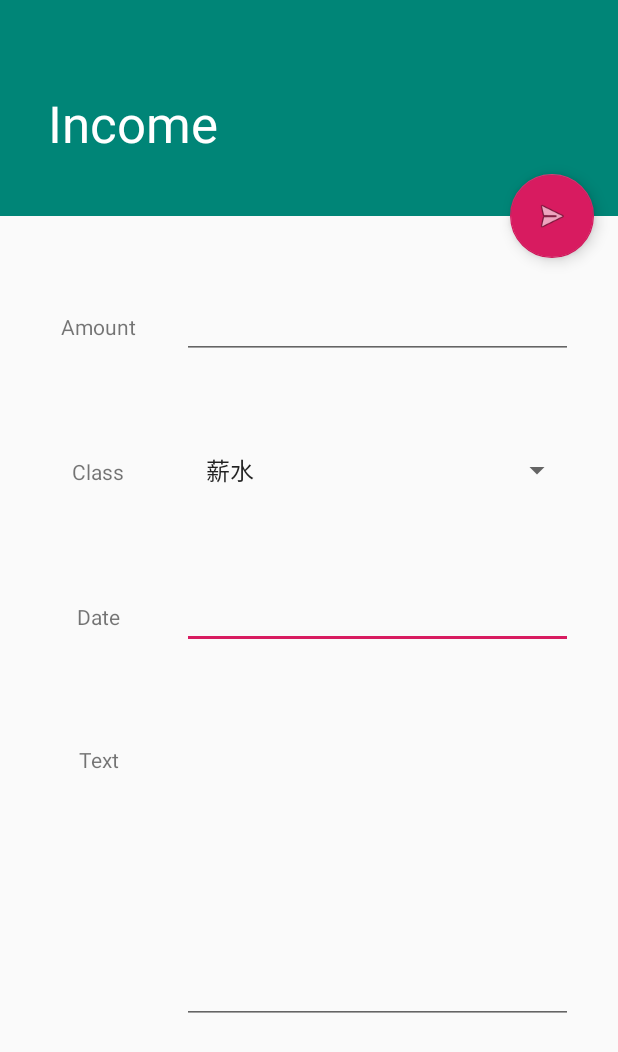
After one commit to oscar1234456/finalAccounting, an Android app: the newIncome screen opened directly, with no data from a screen before it, on a phone screen of 412 x 824 dp. The commit adds this screen. Shown: the top 1052 px of the screen. Run offline under Robolectric (Android 15) with nearby library versions, the phone set to English and light mode, and no system bars.

Commit message:
[add]Add the new_income activity

```diff
--- a/app/build.gradle
+++ b/app/build.gradle
@@ -32,6 +32,9 @@ dependencies {
     implementation 'com.facebook.android:facebook-android-sdk:[4,5)'
     implementation 'com.google.firebase:firebase-auth:19.2.0'
     implementation 'com.google.android.gms:play-services-auth:17.0.0'
+    implementation 'com.google.firebase:firebase-firestore:21.3.1'
+    implementation 'com.getbase:floatingactionbutton:1.10.1'
+
 }
 
 apply plugin: 'com.google.gms.google-services'
--- a/app/src/main/java/com/example/accounting/mainView/myInvoiceView.java
+++ b/app/src/main/java/com/example/accounting/mainView/myInvoiceView.java
@@ -44,6 +44,7 @@ public class myInvoiceView extends PageView {
         //test used
         data = new ArrayList<>();
 
+        addData();
         //the Adapter for recyclerView
         invoiceAdapter = new recycleViewAdapter(context, data);
 
--- /dev/null
+++ b/app/src/main/java/com/example/accounting/newIncome.java
@@ -0,0 +1,98 @@
+package com.example.accounting;
+
+import android.app.DatePickerDialog;
+import android.content.Intent;
+import android.os.Bundle;
+
+import com.google.android.material.floatingactionbutton.FloatingActionButton;
+import com.google.android.material.snackbar.Snackbar;
+
+import androidx.appcompat.app.AppCompatActivity;
+import androidx.appcompat.widget.Toolbar;
+
+import android.util.Log;
+import android.view.View;
+import android.widget.ArrayAdapter;
+import android.widget.DatePicker;
+import android.widget.EditText;
+import android.widget.Spinner;
+
+import java.util.Calendar;
+
+public class newIncome extends AppCompatActivity implements View.OnClickListener, DatePickerDialog.OnDateSetListener {
+
+
+
+    EditText editDate,editAmount,editText;
+    Calendar mcal;
+    ArrayAdapter<String> ClassArray;
+    Spinner incomeClassSpinner;
+    FloatingActionButton myfab;
+    Intent it;
+
+    @Override
+    protected void onCreate(Bundle savedInstanceState) {
+        super.onCreate(savedInstanceState);
+        setContentView(R.layout.activity_scrolling);
+
+        it = getIntent();
+
+        Toolbar toolbar = (Toolbar) findViewById(R.id.toolbar);
+        setSupportActionBar(toolbar);
+
+        FloatingActionButton fab = (FloatingActionButton) findViewById(R.id.send);
+        fab.setOnClickListener(new View.OnClickListener() {
+            @Override
+            public void onClick(View view) {
+                Snackbar.make(view, "Replace with your own action", Snackbar.LENGTH_LONG)
+                        .setAction("Action", null).show();
+            }
+        });
+
+        editDate = this.findViewById(R.id.editDate);
+        editAmount = this.findViewById(R.id.editIncomeAmount);
+        editText = this.findViewById(R.id.editIncomeWrite);
+
+        incomeClassSpinner = this.findViewById(R.id.IncomeClasspinner);
+        myfab = this.findViewById(R.id.send);
+
+        mcal = Calendar.getInstance();
+
+        ClassArray = new ArrayAdapter<String>(this,android.R.layout.simple_list_item_1,new String[]{"薪水","獎金","補助","投資","其他"});
+
+        ClassArray.setDropDownViewResource(android.R.layout.simple_dropdown_item_1line);
+        incomeClassSpinner.setAdapter(ClassArray);
+
+        editDate.setOnClickListener(this);
+        myfab.setOnClickListener(this);
+    }
+
+    @Override
+    public void onClick(View view){
+        switch (view.getId()){
+            case R.id.editDate:
+                new DatePickerDialog(this,this,
+                            mcal.get(Calendar.YEAR),
+                            mcal.get(Calendar.MONTH),
+                            mcal.get(Calendar.DAY_OF_MONTH))
+                            .show();
+                break;
+            case R.id.send:
+                Log.e("INCOME",editAmount.getText().toString());
+                it.putExtra("amount",editAmount.getText().toString());
+                it.putExtra("class",incomeClassSpinner.getSelectedItem().toString());
+                it.putExtra("date",editDate.getText().toString());
+                it.putExtra("text",editText.getText().toString());
+
+                setResult(400,it);
+                finish();
+                break;
+        }
+    }
+
+
+    @Override
+    public void onDateSet(DatePicker view, int year, int month, int dayOfMonth) {
+        editDate.setText(year+"/"+(month+1)+"/"+dayOfMonth);
+    }
+}
--- /dev/null
+++ b/app/src/main/res/layout/activity_scrolling.xml
@@ -0,0 +1,48 @@
+<?xml version="1.0" encoding="utf-8"?>
+<androidx.coordinatorlayout.widget.CoordinatorLayout xmlns:android="http://schemas.android.com/apk/res/android"
+    xmlns:app="http://schemas.android.com/apk/res-auto"
+    xmlns:tools="http://schemas.android.com/tools"
+    android:layout_width="match_parent"
+    android:layout_height="match_parent"
+    android:fitsSystemWindows="true"
+    tools:context=".newIncome">
+
+    <com.google.android.material.appbar.AppBarLayout
+        android:id="@+id/app_bar"
+        android:layout_width="match_parent"
+        android:layout_height="144dp"
+        android:fitsSystemWindows="true"
+        android:theme="@style/AppTheme.NoActionBar.AppBarOverlay">
+
+        <com.google.android.material.appbar.CollapsingToolbarLayout
+            android:id="@+id/toolbar_layout"
+            android:layout_width="match_parent"
+            android:layout_height="127dp"
+            android:fitsSystemWindows="true"
+            app:contentScrim="?attr/colorPrimary"
+            app:layout_scrollFlags="scroll|exitUntilCollapsed"
+            app:toolbarId="@+id/toolbar">
+
+            <androidx.appcompat.widget.Toolbar
+                android:id="@+id/toolbar"
+                android:layout_width="match_parent"
+                android:layout_height="67dp"
+                app:layout_collapseMode="pin"
+                app:popupTheme="@style/AppTheme.NoActionBar.PopupOverlay"
+                app:subtitleTextAppearance="@style/TextAppearance.AppCompat.Display2" />
+
+        </com.google.android.material.appbar.CollapsingToolbarLayout>
+    </com.google.android.material.appbar.AppBarLayout>
+
+    <include layout="@layout/content_scrolling" />
+
+    <com.google.android.material.floatingactionbutton.FloatingActionButton
+        android:id="@+id/send"
+        android:layout_width="wrap_content"
+        android:layout_height="wrap_content"
+        android:layout_margin="@dimen/fab_margin"
+        app:layout_anchor="@id/app_bar"
+        app:layout_anchorGravity="bottom|end"
+        app:srcCompat="@android:drawable/ic_menu_send" />
+
+</androidx.coordinatorlayout.widget.CoordinatorLayout>
--- /dev/null
+++ b/app/src/main/res/layout/content_scrolling.xml
@@ -0,0 +1,120 @@
+<?xml version="1.0" encoding="utf-8"?>
+<androidx.core.widget.NestedScrollView xmlns:android="http://schemas.android.com/apk/res/android"
+    xmlns:app="http://schemas.android.com/apk/res-auto"
+    xmlns:tools="http://schemas.android.com/tools"
+    android:layout_width="match_parent"
+    android:layout_height="match_parent"
+    android:visibility="visible"
+    app:layout_behavior="@string/appbar_scrolling_view_behavior"
+    tools:context=".newIncome"
+    tools:showIn="@layout/activity_scrolling">
+
+    <LinearLayout
+        android:layout_width="match_parent"
+        android:layout_height="match_parent"
+        android:orientation="vertical">
+
+        <LinearLayout
+            android:layout_width="match_parent"
+            android:layout_height="wrap_content"
+            android:orientation="horizontal"
+            android:paddingLeft="10dp"
+            android:paddingTop="50dp"
+            android:paddingRight="30dp">
+
+            <TextView
+                android:id="@+id/txvAmount"
+                android:layout_width="0dp"
+                android:layout_height="wrap_content"
+                android:layout_weight="3"
+                android:gravity="center"
+                android:text="@string/amount" />
+
+            <EditText
+                android:id="@+id/editIncomeAmount"
+                android:layout_width="0dp"
+                android:layout_height="wrap_content"
+                android:layout_weight="7"
+                android:ems="10"
+                android:gravity="center|center_vertical"
+                android:inputType="numberDecimal" />
+        </LinearLayout>
+
+        <LinearLayout
+            android:layout_width="match_parent"
+            android:layout_height="match_parent"
+            android:orientation="horizontal"
+            android:paddingLeft="10dp"
+            android:paddingTop="50dp"
+            android:paddingRight="30dp">
+
+            <TextView
+                android:id="@+id/txvClass"
+                android:layout_width="0dp"
+                android:layout_height="wrap_content"
+                android:layout_weight="3"
+                android:gravity="center"
+                android:text="@string/income_class" />
+
+            <Spinner
+                android:id="@+id/IncomeClasspinner"
+                android:layout_width="0dp"
+                android:layout_height="wrap_content"
+                android:layout_weight="7" />
+        </LinearLayout>
+
+        <LinearLayout
+            android:layout_width="match_parent"
+            android:layout_height="match_parent"
+            android:orientation="horizontal"
+            android:paddingLeft="10dp"
+            android:paddingTop="50dp"
+            android:paddingRight="30dp">
+
+            <TextView
+                android:id="@+id/txvDate"
+                android:layout_width="0dp"
+                android:layout_height="wrap_content"
+                android:layout_weight="3"
+                android:gravity="center"
+                android:text="@string/income_date" />
+
+            <EditText
+                android:id="@+id/editDate"
+                android:layout_width="0dp"
+                android:layout_height="wrap_content"
+                android:layout_weight="7"
+                android:ems="10"
+                android:inputType="date" />
+
+        </LinearLayout>
+
+        <LinearLayout
+            android:layout_width="match_parent"
+            android:layout_height="match_parent"
+            android:orientation="horizontal"
+            android:paddingLeft="10dp"
+            android:paddingTop="50dp"
+            android:paddingRight="30dp">
+
+            <TextView
+                android:id="@+id/txvWrite"
+                android:layout_width="0dp"
+                android:layout_height="wrap_content"
+                android:layout_weight="3"
+                android:gravity="center"
+                android:text="@string/income_write" />
+
+            <EditText
+                android:id="@+id/editIncomeWrite"
+                android:layout_width="0dp"
+                android:layout_height="200dp"
+                android:layout_weight="7"
+                android:ems="10"
+                android:gravity="start|top"
+                android:inputType="textMultiLine" />
+
+        </LinearLayout>
+
+    </LinearLayout>
+</androidx.core.widget.NestedScrollView>
--- a/app/src/main/res/values/colors.xml
+++ b/app/src/main/res/values/colors.xml
@@ -11,4 +11,6 @@
     <color name="gray">#A5A5A5</color>
     <color name="black">#000000</color>
     <color name="colorAmount">#D6D6D6</color>
+    <color name="white_pressed">#D6D6D6</color>
+    <color name="half_black">#ADFAFAFA</color>
 </resources>
--- /dev/null
+++ b/app/src/main/res/values/dimens.xml
@@ -0,0 +1,5 @@
+<resources>
+    <dimen name="app_bar_height">180dp</dimen>
+    <dimen name="fab_margin">16dp</dimen>
+    <dimen name="text_margin">16dp</dimen>
+</resources>
--- a/app/src/main/res/values/strings.xml
+++ b/app/src/main/res/values/strings.xml
@@ -14,5 +14,13 @@
     </string-array>
 
     <string name="notice">Born!</string>
-    <string name="facebook_app_id">1194618894068662</string> <string name="fb_login_protocol_scheme">fb1194618894068662</string>
+    <string name="facebook_app_id">1194618894068662</string>
+    <string name="fb_login_protocol_scheme">fb1194618894068662</string>
+    <string name="title_activity_scrolling">Income</string>
+
+    <string name="action_settings">Settings</string>
+    <string name="amount">Amount</string>
+    <string name ="income_class">Class</string>
+    <string name="income_write">Text</string>
+    <string name="income_date">Date</string>
 </resources>
--- a/app/src/main/res/values/styles.xml
+++ b/app/src/main/res/values/styles.xml
@@ -7,6 +7,7 @@
         <item name="colorPrimaryDark">@color/colorPrimaryDark</item>
         <item name="colorAccent">@color/colorAccent</item>
     </style>
+
     <style name="myTheme">
         <item name="android:windowNoTitle">true</item>
     </style>
@@ -21,4 +22,13 @@
         <item name="android:textSize">16sp</item>
         <item name="android:textStyle">bold</item>
     </style>
+
+    <style name="AppTheme.NoActionBar.NoActionBar">
+        <item name="windowActionBar">false</item>
+        <item name="windowNoTitle">true</item>
+    </style>
+
+    <style name="AppTheme.NoActionBar.AppBarOverlay" parent="ThemeOverlay.AppCompat.Dark.ActionBar" />
+
+    <style name="AppTheme.NoActionBar.PopupOverlay" parent="ThemeOverlay.AppCompat.Light" />
 </resources>
```
Also changed, not shown: app/src/main/AndroidManifest.xml (+26 -4 lines), app/src/main/java/com/example/accounting/MainActivity.java (+35 -2 lines), app/src/main/res/layout/activity_main.xml (+40 -2 lines), app/src/main/res/menu/menu_scrolling.xml (added, +10 -0 lines).
